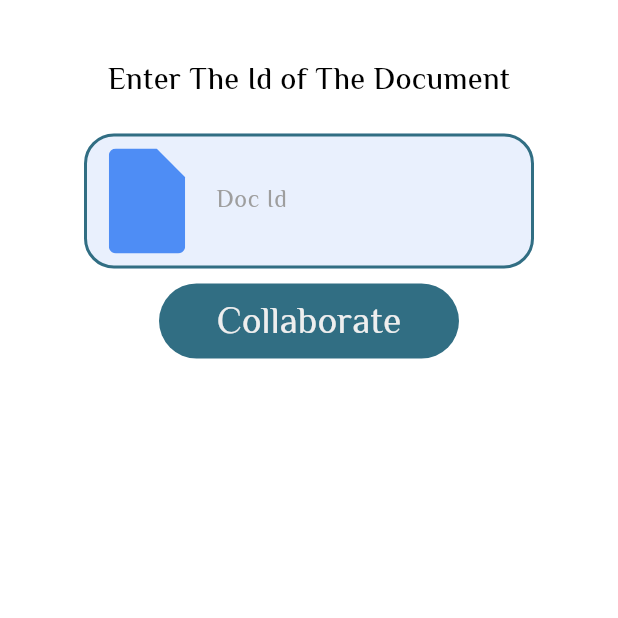
After one commit to razken-hash/tera_app, a Flutter app: the ColaborationScreen screen opened directly, on a phone screen of 412 x 824 dp, the top half of it. The commit adds this screen. Run offline on Flutter 3.47's test engine with Material 3 defaults, Android fonts, the phone set to English and light mode, and no system bars; our stand-ins replace flutter_riverpod, flutter_svg, google_sign_in, routemaster, shared_preferences, socket_io_client; missing offline and left inert: clipboard, flutter_quill; accounts and stored records are empty.

Commit message:
Collaboration By DocumentId Added

```diff
--- a/lib/repository/google_sign_in_repository.dart
+++ b/lib/repository/google_sign_in_repository.dart
@@ -35,6 +35,7 @@ class GoogleSignInRepository {
 
   Future<User?> signInWithGoogle() async {
     try {
+      log(BASE_URL);
       final googleSignInAccount = await _googleSignIn.signIn();
       if (googleSignInAccount != null) {
         User user = User(
--- a/lib/screens/routers/routers.dart
+++ b/lib/screens/routers/routers.dart
@@ -3,10 +3,15 @@ import 'package:routemaster/routemaster.dart';
 import 'package:tera_app/screens/auth/google_sign_in_screen.dart';
 import 'package:tera_app/screens/doc_screen/document_screen.dart';
 import 'package:tera_app/screens/home_screen/home_screen.dart';
+import 'package:tera_app/screens/link_screen.dart/link_screen.dart';
+import 'package:tera_app/screens/share/collaboration_screen.dart';
 
 final RouteMap loggedOutRoutes = RouteMap(routes: {
   "/": (route) => const MaterialPage(
         child: GoogleSignInScreen(),
+      ),
+  "/settings": (route) => MaterialPage(
+        child: LinkScreen(),
       ),
 });
 
@@ -19,4 +24,7 @@ final RouteMap loggedInRoutes = RouteMap(routes: {
           documentId: route.pathParameters["documentId"]!,
         ),
       ),
+  "/share": (route) => MaterialPage(
+        child: ColaborationScreen(),
+      ),
 });
--- /dev/null
+++ b/lib/screens/share/collaboration_screen.dart
@@ -0,0 +1,74 @@
+import 'package:flutter/material.dart';
+import 'package:flutter_svg/svg.dart';
+import 'package:routemaster/routemaster.dart';
+import 'package:tera_app/utils/assets_manager.dart';
+
+class ColaborationScreen extends StatelessWidget {
+  ColaborationScreen({
+    super.key,
+  });
+  final TextEditingController _docIdController = TextEditingController();
+
+  @override
+  Widget build(BuildContext context) {
+    return Scaffold(
+      backgroundColor: Colors.white,
+      body: Container(
+        padding: const EdgeInsets.all(20.0),
+        child: Column(
+          mainAxisSize: MainAxisSize.min,
+          crossAxisAlignment: CrossAxisAlignment.center,
+          children: [
+            const SizedBox(height: 20),
+            const Center(
+              child: Text(
+                "Enter The Id of The Document",
+                style: TextStyle(
+                  color: Colors.black,
+                  fontSize: 20,
+                  fontWeight: FontWeight.w500,
+                ),
+              ),
+            ),
+            const SizedBox(height: 20),
+            SizedBox(
+              width: 300,
+              height: 90,
+              child: TextFormField(
+                controller: _docIdController,
+                textInputAction: TextInputAction.next,
+                validator: (value) {
+                  if (value == null || value.isEmpty) {
+                    return "Ce champs est obligatoire";
+                  }
+                  return null;
+                },
+                decoration: InputDecoration(
+                  labelText: "Doc Id",
+                  labelStyle: const TextStyle(
+                    color: Colors.grey,
+                  ),
+                  prefixIcon: Padding(
+                    padding: const EdgeInsets.all(10.0),
+                    child: SvgPicture.asset(
+                      AssetsManager.iconify("docs"),
+                    ),
+                  ),
+                ),
+              ),
+            ),
+            const SizedBox(height: 10),
+            TextButton(
+              onPressed: () {
+                Routemaster.of(context).push("/docs/${_docIdController.text}");
+              },
+              child: const Center(
+                child: Text("Collaborate"),
+              ),
+            ),
+          ],
+        ),
+      ),
+    );
+  }
+}
--- a/pubspec.yaml
+++ b/pubspec.yaml
@@ -9,6 +9,7 @@ environment:
   sdk: ">=3.4.1 <4.0.0"
 
 dependencies:
+  clipboard: ^0.1.3
   cupertino_icons: ^1.0.2
   flutter:
     sdk: flutter
```
Also changed, not shown: lib/screens/auth/google_sign_in_screen.dart (+9 -0 lines), lib/screens/doc_screen/document_screen.dart (+9 -3 lines), lib/screens/home_screen/home_screen.dart (+8 -0 lines), lib/screens/link_screen.dart/link_screen.dart (added, +60 -0 lines), lib/utils/constants.dart (+5 -3 lines), pubspec.lock.
